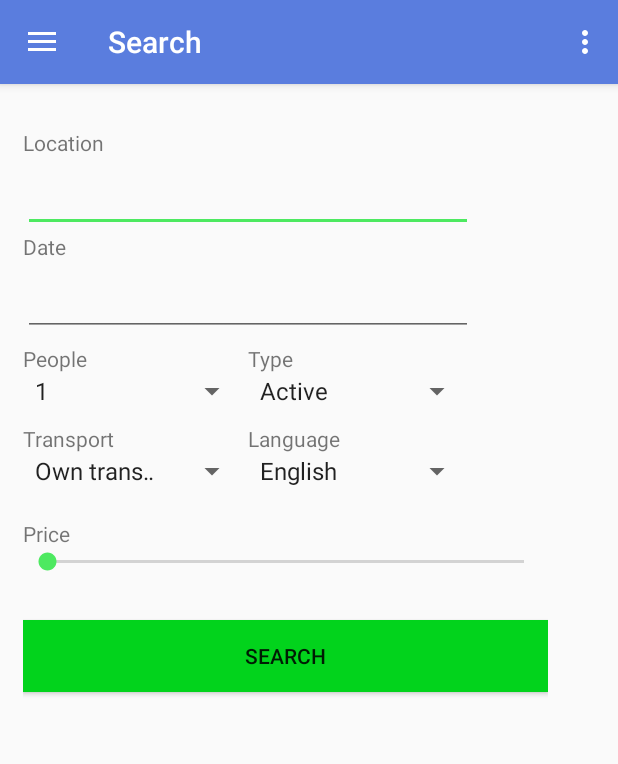
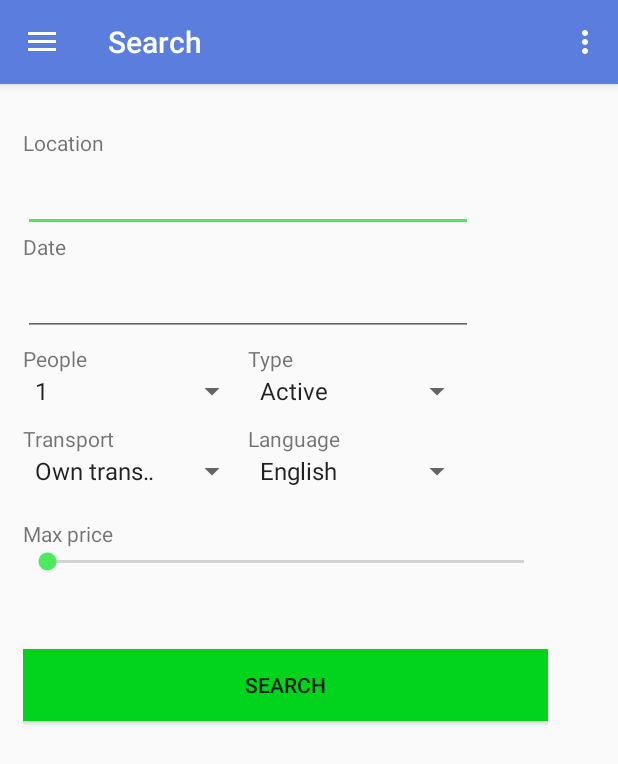
Before and after one commit to FBeuselinck/HelLOCAL, an Android app: the SearchFragment screen opened directly, with no data from a screen before it, on a phone screen of 412 x 824 dp. Shown: the top 764 px of the screen. Run offline under Robolectric (Android 15) with nearby library versions, the phone set to English and light mode, and no system bars.

```diff
--- a/app/build.gradle
+++ b/app/build.gradle
@@ -37,7 +37,9 @@ dependencies {
     compile 'com.android.support:support-v4:23.4.0'
     compile 'com.android.support:cardview-v7:23.4.0'
     compile 'com.android.support:recyclerview-v7:23.4.0'
+    compile 'com.yahoo.mobile.client.android.util.rangeseekbar:rangeseekbar-library:0.1.0'
     testCompile 'junit:junit:4.12'
+
 
 }
 
--- a/app/src/main/java/be/howest/nmct/hellocal/SearchFragment.java
+++ b/app/src/main/java/be/howest/nmct/hellocal/SearchFragment.java
@@ -9,9 +9,26 @@ import android.view.LayoutInflater;
 import android.view.View;
 import android.view.ViewGroup;
 import android.widget.Button;
+import android.widget.EditText;
+import android.widget.SeekBar;
+import android.widget.Spinner;
+import android.widget.TextView;
+import android.widget.Toast;
 
 
 public class SearchFragment extends Fragment {
+
+    private TextView textViewseekbar;
+
+    private EditText editTextLocation;
+    private EditText editTextDate;
+    private Spinner spinnerPeople;
+    private Spinner spinnerTransport;
+    private Spinner spinnerType;
+    private Spinner spinnerLanguage;
+    private SeekBar rangeSeekbar;
+    private String seekbarValue;
+
 
     private Button buttonSearch;
 
@@ -26,11 +43,41 @@ public class SearchFragment extends Fragment {
 
         View view = inflater.inflate(R.layout.fragment_search, container, false);
 
+        editTextLocation = (EditText) view.findViewById(R.id.editTextLocation);
+        editTextDate = (EditText) view.findViewById(R.id.editTextDate);
+        spinnerPeople = (Spinner) view.findViewById(R.id.spinnerPeople);
+        spinnerTransport = (Spinner) view.findViewById(R.id.spinnerTransport);
+        spinnerType = (Spinner) view.findViewById(R.id.spinnerType);
+        spinnerLanguage = (Spinner) view.findViewById(R.id.spinnerLanguage);
+        rangeSeekbar = (SeekBar) view.findViewById(R.id.rangeSeekbar);
+
+        textViewseekbar = (TextView) view.findViewById(R.id.textViewseekbar) ;
+
+
         buttonSearch = (Button) view.findViewById(R.id.btnSearch);
         buttonSearch.setOnClickListener(new View.OnClickListener() {
             @Override
             public void onClick(View v) {
                 Search();
+            }
+        });
+
+        SeekBar seekBar = (SeekBar) view.findViewById(R.id.rangeSeekbar);
+        seekBar.setOnSeekBarChangeListener(new SeekBar.OnSeekBarChangeListener() {
+            @Override
+            public void onProgressChanged(SeekBar seekBar, int progress, boolean fromUser) {
+                textViewseekbar.setText("€ " + String.valueOf(progress));
+                seekbarValue = String.valueOf(progress);
+            }
+
+            @Override
+            public void onStartTrackingTouch(SeekBar seekBar) {
+
+            }
+
+            @Override
+            public void onStopTrackingTouch(SeekBar seekBar) {
+
             }
         });
 
@@ -45,7 +92,15 @@ public class SearchFragment extends Fragment {
 //        ft.replace(R.id.fragmentContainer, fragment, "NewFragmentTag");
 //        ft.commit();
 
+
         Intent intent = new Intent(getActivity(), TestActivity.class);
+        intent.putExtra("Location",editTextLocation.getText().toString().trim());
+        intent.putExtra("Date",editTextDate.getText().toString().trim());
+        intent.putExtra("People",spinnerPeople.getSelectedItem().toString());
+        intent.putExtra("Transport",spinnerTransport.getSelectedItem().toString());
+        intent.putExtra("Type",spinnerType.getSelectedItem().toString());
+        intent.putExtra("Language",spinnerLanguage.getSelectedItem().toString());
+        intent.putExtra("Price",seekbarValue);
         startActivity(intent);
 
     }
--- a/app/src/main/res/layout/fragment_search.xml
+++ b/app/src/main/res/layout/fragment_search.xml
@@ -132,13 +132,22 @@
             android:id="@+id/textViewPrice"
             android:layout_width="wrap_content"
             android:layout_height="wrap_content"
-            android:text="Price"
+            android:text="Max price"
             android:layout_marginTop="20dp"
             />
 
         <SeekBar
-            android:layout_width="match_parent"
-            android:layout_height="wrap_content" />
+            android:id="@+id/rangeSeekbar"
+            android:layout_width="fill_parent"
+            android:layout_height="wrap_content"
+            android:max="50"
+            />
+
+        <TextView
+            android:id="@+id/textViewseekbar"
+            android:layout_width="wrap_content"
+            android:layout_height="wrap_content"
+            android:layout_gravity="center"/>
 
         <Button
             android:layout_marginTop="30dp"
--- /dev/null
+++ b/app/src/main/res/values/ids.xml
@@ -0,0 +1,4 @@
+<?xml version="1.0" encoding="utf-8"?>
+<resources>
+    <item name="item_click_support" type="id" />
+</resources>
```
Also changed, not shown: app/src/main/java/be/howest/nmct/hellocal/ItemClickSupport.java (added, +97 -0 lines), app/src/main/java/be/howest/nmct/hellocal/TestActivity.java (+50 -13 lines).
